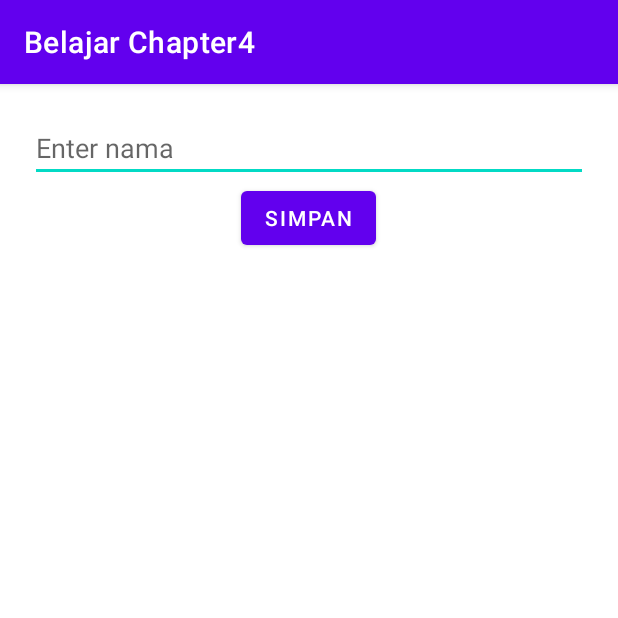
After one commit to Lukmanhakim08/BelajarChapter4, an Android app: the MainSFActivity screen opened directly, with no data from a screen before it, on a phone screen of 412 x 824 dp, the top half of it. The commit adds this screen. Run offline under Robolectric (Android 15) with nearby library versions, the phone set to English and light mode, and no system bars.

Commit message:
Latihan Kedua

```diff
--- a/app/src/main/AndroidManifest.xml
+++ b/app/src/main/AndroidManifest.xml
@@ -9,6 +9,12 @@
         android:roundIcon="@mipmap/ic_launcher_round"
         android:supportsRtl="true"
         android:theme="@style/Theme.BelajarChapter4">
+        <activity
+            android:name=".PertemuanKeempat.MainSF2Activity"
+            android:exported="false" />
+        <activity
+            android:name=".PertemuanKeempat.MainSFActivity"
+            android:exported="false" />
         <activity
             android:name=".PertemuanKeempat.ContohSharedP.ContohSharedActivity"
             android:exported="false" />
--- /dev/null
+++ b/app/src/main/java/com/example/belajarchapter4/PertemuanKeempat/MainSFActivity.kt
@@ -0,0 +1,42 @@
+package com.example.belajarchapter4.PertemuanKeempat
+
+import android.content.Context
+import android.content.Intent
+import android.content.SharedPreferences
+import androidx.appcompat.app.AppCompatActivity
+import android.os.Bundle
+import com.example.belajarchapter4.R
+import kotlinx.android.synthetic.main.activity_main_sfactivity.*
+
+class MainSFActivity : AppCompatActivity() {
+
+    //membuat variabel globa
+    lateinit var prefs : SharedPreferences
+
+    override fun onCreate(savedInstanceState: Bundle?) {
+        super.onCreate(savedInstanceState)
+        setContentView(R.layout.activity_main_sfactivity)
+
+        if(getSharedPreferences("contoh", Context.MODE_PRIVATE).contains("NAMA")){
+            startActivity(Intent(this, MainSF2Activity::class.java))
+            finish()
+        }
+
+        //Initialen isi dari variabel global
+        prefs = getSharedPreferences("contoh", Context.MODE_PRIVATE)
+
+        SharedPrefExample()
+    }
+
+    fun SharedPrefExample(){
+        btn_simpan.setOnClickListener {
+            //langkah memasukkan data ke sharePrences
+            val datanama = enter_nama.text.toString()
+            val sv = prefs.edit()
+            sv.putString("NAMA", datanama)
+            sv.apply()
+            startActivity(Intent(this, MainSF2Activity::class.java))
+            finish()
+        }
+    }
+}
--- a/app/src/main/java/com/example/belajarchapter4/PertemuanKeempat/PertemuanKeempatActivity.kt
+++ b/app/src/main/java/com/example/belajarchapter4/PertemuanKeempat/PertemuanKeempatActivity.kt
@@ -18,5 +18,10 @@ class PertemuanKeempatActivity : AppCompatActivity() {
             val contoh = Intent(this, ContohSharedActivity::class.java)
             startActivity(contoh)
         }
+
+        btn_sf.setOnClickListener {
+            val contoh = Intent(this, MainSFActivity::class.java)
+            startActivity(contoh)
+        }
     }
 }
--- a/app/src/main/res/layout/activity_contoh_shared.xml
+++ b/app/src/main/res/layout/activity_contoh_shared.xml
@@ -23,6 +23,7 @@
             android:textColor="@color/black"/>
 
         <EditText
+            android:id="@+id/edt_idnam"
             android:layout_width="match_parent"
             android:layout_height="wrap_content"
             android:layout_marginLeft="65dp"
@@ -45,6 +46,7 @@
             android:textColor="@color/black"/>
 
         <EditText
+            android:id="@+id/edt_namasa"
             android:layout_width="match_parent"
             android:layout_height="wrap_content"
             android:layout_marginLeft="30dp"
@@ -111,9 +113,9 @@
 
         <Button
             android:id="@+id/btn_save"
-            android:layout_alignParentBottom="true"
             android:layout_width="wrap_content"
             android:layout_height="wrap_content"
+            android:layout_alignParentBottom="true"
             android:text="Save" />
 
         <Button
--- /dev/null
+++ b/app/src/main/res/layout/activity_main_sfactivity.xml
@@ -0,0 +1,24 @@
+<?xml version="1.0" encoding="utf-8"?>
+<LinearLayout
+    xmlns:android="http://schemas.android.com/apk/res/android"
+    xmlns:app="http://schemas.android.com/apk/res-auto"
+    xmlns:tools="http://schemas.android.com/tools"
+    android:layout_width="match_parent"
+    android:layout_height="match_parent"
+    tools:context=".PertemuanKeempat.MainSFActivity"
+    android:orientation="vertical"
+    android:layout_margin="20dp">
+
+    <EditText
+        android:id="@+id/enter_nama"
+        android:layout_width="match_parent"
+        android:layout_height="wrap_content"
+        android:hint="Enter nama"/>
+
+    <Button
+        android:layout_gravity="center"
+        android:id="@+id/btn_simpan"
+        android:layout_width="wrap_content"
+        android:layout_height="wrap_content"
+        android:text="Simpan"/>
+</LinearLayout>
```
Also changed, not shown: app/src/main/java/com/example/belajarchapter4/PertemuanKeempat/ContohSharedP/ContohSharedActivity.kt (+34 -0 lines), app/src/main/java/com/example/belajarchapter4/PertemuanKeempat/MainSF2Activity.kt (added, +35 -0 lines), app/src/main/res/layout/activity_main_sf2.xml (added, +25 -0 lines), app/src/main/res/layout/activity_pertemuan_keempat.xml (+8 -0 lines).
